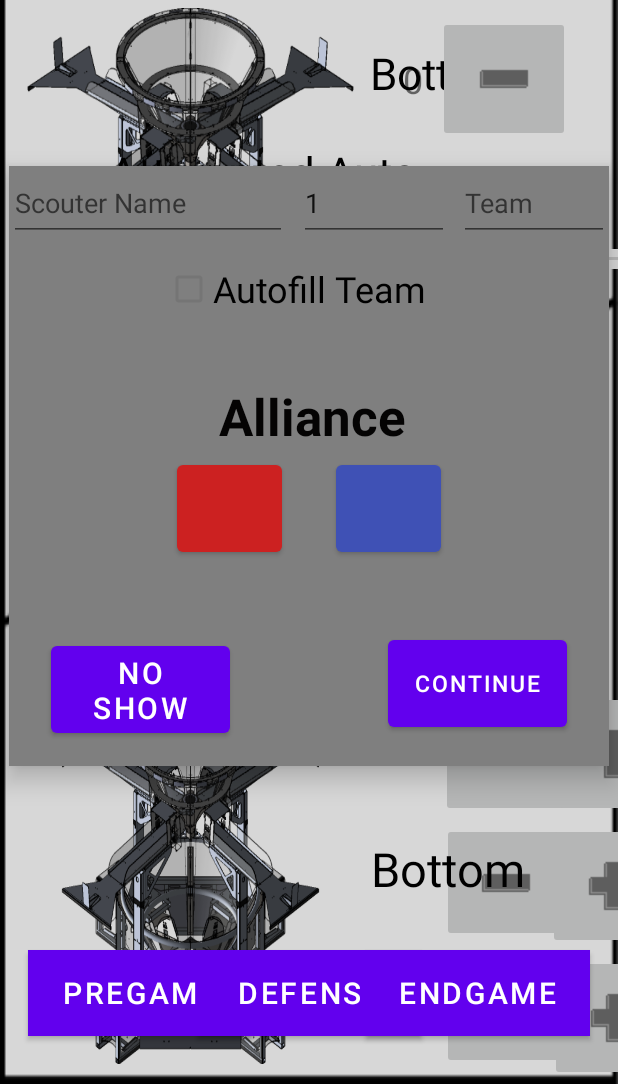
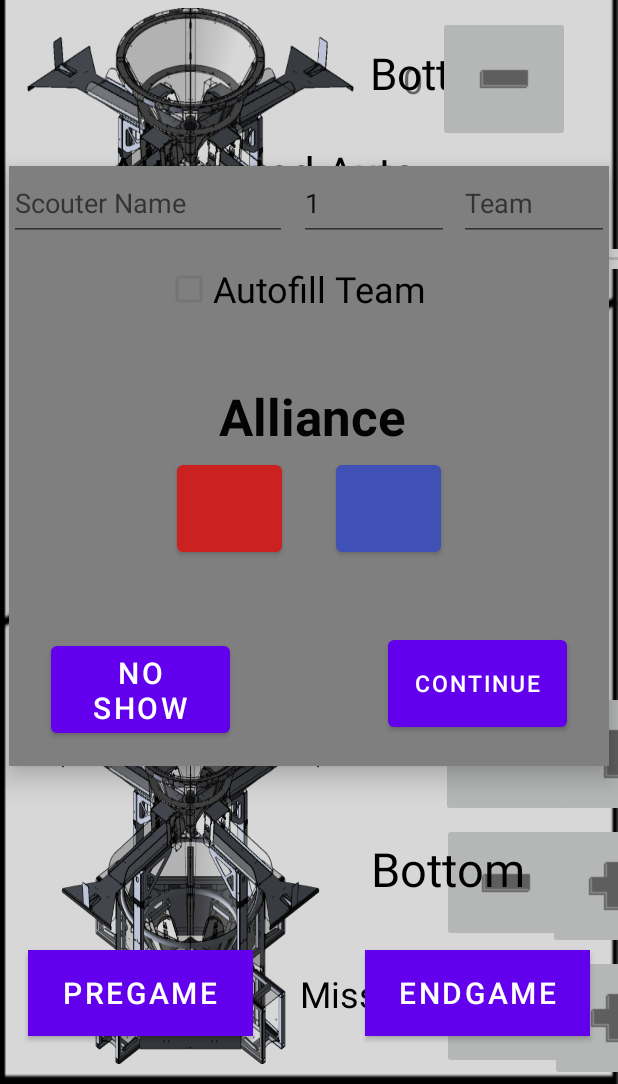
Before and after one commit to rr1706/Scouting2022, an Android app: the screen it shows after launch (MainActivity), on a phone screen of 412 x 824 dp, the part 152-1236 px from its top. Run offline under Robolectric (Android 15) with nearby library versions, the phone set to English and light mode, and no system bars.

Commit message:
Commented out code that mentor disliked, minor bug patches

```diff
--- a/app/src/main/res/layout/activity_main.xml
+++ b/app/src/main/res/layout/activity_main.xml
@@ -383,10 +383,12 @@
         android:elevation="100dp"
         android:text="Defense"
         android:textSize="20sp"
+        android:visibility="gone"
         app:layout_constraintBottom_toBottomOf="parent"
         app:layout_constraintEnd_toEndOf="parent"
         app:layout_constraintStart_toStartOf="parent"
-        tools:ignore="TextContrastCheck" />
+        tools:ignore="TextContrastCheck"
+        tools:visibility="gone" />
 
     <Button
         android:id="@+id/Endgame_Box"
@@ -816,7 +818,7 @@
         app:layout_constraintStart_toStartOf="parent"
         app:layout_constraintTop_toTopOf="parent"
         app:layout_constraintVertical_bias="0.495"
-        tools:visibility="visible">
+        tools:visibility="gone">
 
         <ImageButton
             android:id="@+id/blocked_upper_minus"
```
Also changed, not shown: app/src/main/java/com/example/rr1706scoutingapp2022/MainActivity.java (+9 -7 lines).
